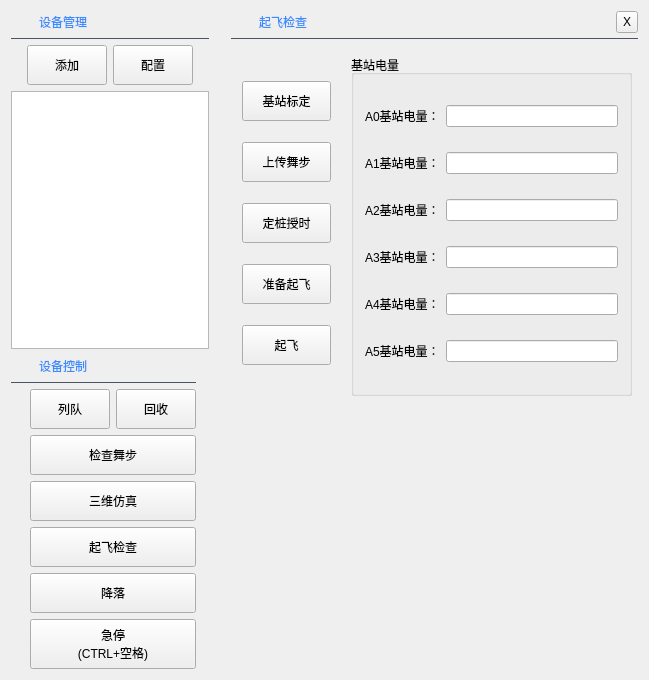
Old version of the form UAVManage/devicemanage.ui in the repository gessd/UAVManage.
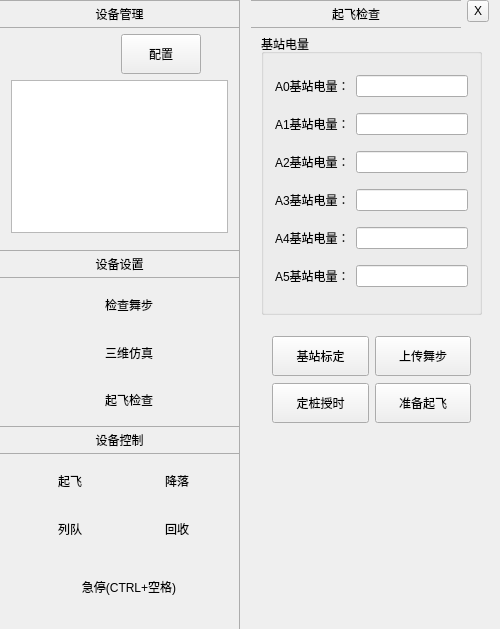
New version of the form. Icons and pictures are not drawn.

The edit to the form file:
```diff
--- a/UAVManage/devicemanage.ui
+++ b/UAVManage/devicemanage.ui
@@ -6,15 +6,30 @@
    <rect>
     <x>0</x>
     <y>0</y>
-    <width>649</width>
-    <height>680</height>
+    <width>500</width>
+    <height>629</height>
    </rect>
   </property>
+  <property name="maximumSize">
+   <size>
+    <width>500</width>
+    <height>16777215</height>
+   </size>
+  </property>
   <property name="windowTitle">
    <string>DeviceManage</string>
   </property>
   <property name="styleSheet">
-   <string notr="true"/>
+   <string notr="true">#labelManager,#labelControl,#labelDevceSet,#labelCheckTitle{
+border-top:1px solid #ACACAC;
+border-bottom:1px solid #ACACAC;
+}
+#widgetBackgroundMain{
+border-right:1px solid #ACACAC;
+}
+.QWidget{
+border-radius:0px;
+}</string>
   </property>
   <layout class="QGridLayout" name="gridLayout">
    <property name="leftMargin">
@@ -35,6 +50,12 @@
    <item row="0" column="1">
     <widget class="QWidget" name="widgetPreflightCheck" native="true">
      <layout class="QVBoxLayout" name="verticalLayout">
+      <property name="topMargin">
+       <number>0</number>
+      </property>
+      <property name="bottomMargin">
+       <number>0</number>
+      </property>
       <item>
        <widget class="QWidget" name="widgetCheckTitle" native="true">
         <property name="maximumSize">
@@ -44,7 +65,7 @@
          </size>
         </property>
         <property name="styleSheet">
-         <string notr="true">.QWidget{background:transparent;border-bottom:1px solid rgb(75,85,97);}</string>
+         <string notr="true"/>
         </property>
         <layout class="QHBoxLayout" name="horizontalLayout_4">
          <property name="leftMargin">
@@ -60,44 +81,28 @@
           <number>6</number>
          </property>
          <item>
-          <widget class="QLabel" name="label_5">
+          <widget class="QLabel" name="labelCheckTitle">
            <property name="minimumSize">
             <size>
-             <width>22</width>
-             <height>22</height>
+             <width>0</width>
+             <height>28</height>
             </size>
            </property>
-           <property name="maximumSize">
-            <size>
-             <width>22</width>
-             <height>22</height>
-            </size>
-           </property>
-           <property name="text">
-            <string/>
-           </property>
-           <property name="pixmap">
-            <pixmap resource="uavmanage.qrc">:/res/images/device.png</pixmap>
-           </property>
-           <property name="scaledContents">
-            <bool>true</bool>
-           </property>
-          </widget>
-         </item>
-         <item>
-          <widget class="QLabel" name="label_6">
            <property name="maximumSize">
             <size>
              <width>16777215</width>
-             <height>22</height>
+             <height>28</height>
             </size>
            </property>
            <property name="styleSheet">
-            <string notr="true">color: rgb(59, 140, 255);</string>
+            <string notr="true"/>
            </property>
            <property name="text">
             <string>起飞检查</string>
            </property>
+           <property name="alignment">
+            <set>Qt::AlignCenter</set>
+           </property>
           </widget>
          </item>
          <item>
@@ -127,10 +132,10 @@
         <widget class="QGroupBox" name="groupBox">
          <property name="geometry">
           <rect>
-           <x>120</x>
-           <y>10</y>
-           <width>281</width>
-           <height>341</height>
+           <x>10</x>
+           <y>0</y>
+           <width>221</width>
+           <height>281</height>
           </rect>
          </property>
          <property name="title">
@@ -226,14 +231,14 @@
         <widget class="QWidget" name="layoutWidget">
          <property name="geometry">
           <rect>
-           <x>0</x>
-           <y>10</y>
-           <width>111</width>
-           <height>341</height>
+           <x>10</x>
+           <y>290</y>
+           <width>221</width>
+           <height>111</height>
           </rect>
          </property>
-         <layout class="QVBoxLayout" name="verticalLayout_2">
-          <item>
+         <layout class="QGridLayout" name="gridLayout_5">
+          <item row="0" column="0">
            <widget class="QToolButton" name="btnBaseStation">
             <property name="minimumSize">
              <size>
@@ -265,39 +270,7 @@
             </property>
            </widget>
           </item>
-          <item>
-           <widget class="QToolButton" name="btnWaypointUpload">
-            <property name="minimumSize">
-             <size>
-              <width>80</width>
-              <height>40</height>
-             </size>
-            </property>
-            <property name="maximumSize">
-             <size>
-              <width>120</width>
-              <height>16777215</height>
-             </size>
-            </property>
-            <property name="text">
-             <string>上传舞步</string>
-            </property>
-            <property name="icon">
-             <iconset resource="uavmanage.qrc">
-              <normaloff>:/res/images/upload.png</normaloff>:/res/images/upload.png</iconset>
-            </property>
-            <property name="iconSize">
-             <size>
-              <width>22</width>
-              <height>22</height>
-             </size>
-            </property>
-            <property name="toolButtonStyle">
-             <enum>Qt::ToolButtonTextBesideIcon</enum>
-            </property>
-           </widget>
-          </item>
-          <item>
+          <item row="2" column="0">
            <widget class="QToolButton" name="toolButton">
             <property name="minimumSize">
              <size>
@@ -329,7 +302,39 @@
             </property>
            </widget>
           </item>
-          <item>
+          <item row="0" column="1">
+           <widget class="QToolButton" name="btnWaypointUpload">
+            <property name="minimumSize">
+             <size>
+              <width>80</width>
+              <height>40</height>
+             </size>
+            </property>
+            <property name="maximumSize">
+             <size>
+              <width>120</width>
+              <height>16777215</height>
+             </size>
+            </property>
+            <property name="text">
+             <string>上传舞步</string>
+            </property>
+            <property name="icon">
+             <iconset resource="uavmanage.qrc">
+              <normaloff>:/res/images/upload.png</normaloff>:/res/images/upload.png</iconset>
+            </property>
+            <property name="iconSize">
+             <size>
+              <width>22</width>
+              <height>22</height>
+             </size>
+            </property>
+            <property name="toolButtonStyle">
+             <enum>Qt::ToolButtonTextBesideIcon</enum>
+            </property>
+           </widget>
+          </item>
+          <item row="2" column="1">
            <widget class="QToolButton" name="btnDevicePrepare">
             <property name="minimumSize">
              <size>
@@ -361,38 +366,6 @@
             </property>
            </widget>
           </item>
-          <item>
-           <widget class="QToolButton" name="btnFlyTakeoff">
-            <property name="minimumSize">
-             <size>
-              <width>80</width>
-              <height>40</height>
-             </size>
-            </property>
-            <property name="maximumSize">
-             <size>
-              <width>120</width>
-              <height>16777215</height>
-             </size>
-            </property>
-            <property name="text">
-             <string>起飞</string>
-            </property>
-            <property name="icon">
-             <iconset resource="uavmanage.qrc">
-              <normaloff>:/res/images/flytakeoff.png</normaloff>:/res/images/flytakeoff.png</iconset>
-            </property>
-            <property name="iconSize">
-             <size>
-              <width>22</width>
-              <height>22</height>
-             </size>
-            </property>
-            <property name="toolButtonStyle">
-             <enum>Qt::ToolButtonTextBesideIcon</enum>
-            </property>
-           </widget>
-          </item>
          </layout>
         </widget>
        </widget>
@@ -404,39 +377,20 @@
     <widget class="QWidget" name="widgetBackgroundMain" native="true">
      <property name="minimumSize">
       <size>
-       <width>220</width>
+       <width>240</width>
        <height>0</height>
       </size>
      </property>
      <property name="maximumSize">
       <size>
-       <width>220</width>
+       <width>240</width>
        <height>16777215</height>
       </size>
      </property>
-     <layout class="QGridLayout" name="gridLayout_3">
-      <item row="2" column="0">
-       <widget class="QListWidget" name="listWidget">
         <property name="styleSheet">
          <string notr="true"/>
         </property>
-        <property name="spacing">
-         <number>2</number>
-        </property>
-       </widget>
-      </item>
-      <item row="0" column="0">
-       <widget class="QWidget" name="widgetDeviceTitle" native="true">
-        <property name="maximumSize">
-         <size>
-          <width>16777215</width>
-          <height>28</height>
-         </size>
-        </property>
-        <property name="styleSheet">
-         <string notr="true">.QWidget{background:transparent;border-bottom:1px solid rgb(75,85,97);}</string>
-        </property>
-        <layout class="QHBoxLayout" name="horizontalLayout_2">
+     <layout class="QVBoxLayout" name="verticalLayout_4">
          <property name="leftMargin">
           <number>0</number>
          </property>
@@ -444,50 +398,43 @@
           <number>0</number>
          </property>
          <property name="rightMargin">
-          <number>0</number>
+       <number>1</number>
          </property>
          <property name="bottomMargin">
-          <number>6</number>
+       <number>0</number>
          </property>
          <item>
-          <widget class="QLabel" name="label">
+       <widget class="QLabel" name="labelManager">
            <property name="minimumSize">
             <size>
-             <width>22</width>
-             <height>22</height>
+          <width>0</width>
+          <height>28</height>
             </size>
            </property>
            <property name="maximumSize">
             <size>
-             <width>22</width>
-             <height>22</height>
-            </size>
-           </property>
-           <property name="text">
-            <string/>
-           </property>
-           <property name="pixmap">
-            <pixmap resource="uavmanage.qrc">:/res/images/device.png</pixmap>
-           </property>
-           <property name="scaledContents">
-            <bool>true</bool>
-           </property>
-          </widget>
-         </item>
-         <item>
-          <widget class="QLabel" name="label_2">
+          <width>16777215</width>
+          <height>28</height>
+         </size>
+        </property>
            <property name="styleSheet">
-            <string notr="true">color: rgb(59, 140, 255);</string>
+         <string notr="true"/>
            </property>
            <property name="text">
             <string>设备管理</string>
            </property>
-          </widget>
-         </item>
-        </layout>
-       </widget>
-      </item>
-      <item row="1" column="0">
+        <property name="alignment">
+         <set>Qt::AlignCenter</set>
+        </property>
+       </widget>
+      </item>
+      <item>
+       <widget class="QWidget" name="widgetList" native="true">
+        <layout class="QVBoxLayout" name="verticalLayout_3">
+         <property name="topMargin">
+          <number>0</number>
+         </property>
+         <item>
        <layout class="QHBoxLayout" name="horizontalLayout">
         <item>
          <spacer name="horizontalSpacer_3">
@@ -506,25 +453,16 @@
          <widget class="QToolButton" name="btnAddDevice">
           <property name="minimumSize">
            <size>
-            <width>80</width>
-            <height>40</height>
-           </size>
-          </property>
+               <width>77</width>
+               <height>35</height>
+              </size>
+             </property>
+             <property name="styleSheet">
+              <string notr="true">border-image:url(&quot;res/images/add.png&quot;);
+border-radius:0px;</string>
+             </property>
           <property name="text">
-           <string>添加</string>
-          </property>
-          <property name="icon">
-           <iconset resource="uavmanage.qrc">
-            <normaloff>:/res/images/add.png</normaloff>:/res/images/add.png</iconset>
-          </property>
-          <property name="iconSize">
-           <size>
-            <width>22</width>
-            <height>22</height>
-           </size>
-          </property>
-          <property name="toolButtonStyle">
-           <enum>Qt::ToolButtonTextBesideIcon</enum>
+              <string/>
           </property>
          </widget>
         </item>
@@ -556,39 +494,28 @@
         </item>
        </layout>
       </item>
-      <item row="3" column="0">
-       <widget class="QWidget" name="widgetCommand" native="true">
-        <property name="maximumSize">
-         <size>
-          <width>16777215</width>
-          <height>400</height>
-         </size>
-        </property>
-        <layout class="QGridLayout" name="gridLayout_2">
-         <property name="leftMargin">
-          <number>0</number>
-         </property>
-         <property name="topMargin">
-          <number>0</number>
-         </property>
-         <property name="rightMargin">
-          <number>0</number>
-         </property>
-         <property name="bottomMargin">
-          <number>0</number>
-         </property>
-         <item row="0" column="0" colspan="2">
+         <item>
+          <widget class="QListWidget" name="listWidget">
+           <property name="styleSheet">
+            <string notr="true"/>
+           </property>
+           <property name="spacing">
+            <number>2</number>
+           </property>
+          </widget>
+         </item>
+        </layout>
+       </widget>
+      </item>
+      <item>
           <widget class="QWidget" name="widget" native="true">
            <property name="maximumSize">
             <size>
              <width>16777215</width>
-             <height>28</height>
-            </size>
-           </property>
-           <property name="styleSheet">
-            <string notr="true">.QWidget{background:transparent;border-bottom:1px solid rgb(75,85,97);}</string>
-           </property>
-           <layout class="QHBoxLayout" name="horizontalLayout_3">
+          <height>380</height>
+         </size>
+        </property>
+        <layout class="QVBoxLayout" name="verticalLayout_2">
             <property name="leftMargin">
              <number>0</number>
             </property>
@@ -599,290 +526,271 @@
              <number>0</number>
             </property>
             <property name="bottomMargin">
-             <number>6</number>
+          <number>0</number>
             </property>
             <item>
-             <widget class="QLabel" name="label_3">
+          <widget class="QLabel" name="labelDevceSet">
               <property name="minimumSize">
                <size>
-                <width>22</width>
-                <height>22</height>
+             <width>0</width>
+             <height>28</height>
                </size>
               </property>
               <property name="maximumSize">
                <size>
-                <width>22</width>
-                <height>22</height>
-               </size>
-              </property>
+             <width>16777215</width>
+             <height>28</height>
+            </size>
+           </property>
+           <property name="styleSheet">
+            <string notr="true"/>
+           </property>
               <property name="text">
-               <string/>
-              </property>
-              <property name="pixmap">
-               <pixmap resource="uavmanage.qrc">:/res/images/device.png</pixmap>
-              </property>
-              <property name="scaledContents">
-               <bool>true</bool>
-              </property>
+            <string>设备设置</string>
+           </property>
+           <property name="alignment">
+            <set>Qt::AlignCenter</set>
+           </property>
+          </widget>
+         </item>
+         <item>
+          <widget class="QWidget" name="widgetDeviceSet" native="true">
+           <layout class="QGridLayout" name="gridLayout_2">
+            <property name="topMargin">
+             <number>0</number>
+            </property>
+            <property name="bottomMargin">
+             <number>0</number>
+            </property>
+            <item row="0" column="0">
+             <widget class="QToolButton" name="btnWaypointCheck">
+              <property name="minimumSize">
+               <size>
+                <width>210</width>
+                <height>42</height>
+               </size>
+              </property>
+              <property name="maximumSize">
+               <size>
+                <width>210</width>
+                <height>42</height>
+               </size>
+              </property>
+              <property name="styleSheet">
+               <string notr="true">border-image:url(&quot;res/images/checkout.png&quot;);
+border-radius:0px;
+padding-left:20px;</string>
+              </property>
+              <property name="text">
+               <string>检查舞步</string>
+              </property>
              </widget>
             </item>
+            <item row="1" column="0">
+             <widget class="QToolButton" name="btn3DFly">
+              <property name="minimumSize">
+               <size>
+                <width>210</width>
+                <height>42</height>
+               </size>
+              </property>
+              <property name="maximumSize">
+               <size>
+                <width>210</width>
+                <height>42</height>
+               </size>
+              </property>
+              <property name="styleSheet">
+               <string notr="true">border-image:url(&quot;res/images/stereoscopic.png&quot;);
+border-radius:0px;
+padding-left:20px;</string>
+              </property>
+              <property name="text">
+               <string>三维仿真</string>
+              </property>
+             </widget>
+            </item>
+            <item row="2" column="0">
+             <widget class="QToolButton" name="btnCheckAction">
+              <property name="minimumSize">
+               <size>
+                <width>210</width>
+                <height>40</height>
+               </size>
+              </property>
+              <property name="maximumSize">
+               <size>
+                <width>210</width>
+                <height>42</height>
+               </size>
+              </property>
+              <property name="styleSheet">
+               <string notr="true">border-image:url(&quot;res/images/inspection.png&quot;);
+border-radius:0px;
+padding-left:20px;</string>
+              </property>
+              <property name="text">
+               <string>起飞检查</string>
+              </property>
+             </widget>
+            </item>
+           </layout>
+          </widget>
+         </item>
             <item>
-             <widget class="QLabel" name="label_4">
+          <widget class="QLabel" name="labelControl">
+           <property name="minimumSize">
+            <size>
+             <width>0</width>
+             <height>28</height>
+            </size>
+           </property>
+           <property name="maximumSize">
+            <size>
+             <width>16777215</width>
+             <height>28</height>
+            </size>
+           </property>
               <property name="styleSheet">
-               <string notr="true">color: rgb(59, 140, 255);</string>
+            <string notr="true"/>
               </property>
               <property name="text">
                <string>设备控制</string>
               </property>
-             </widget>
-            </item>
-           </layout>
-          </widget>
-         </item>
-         <item row="1" column="1">
+           <property name="alignment">
+            <set>Qt::AlignCenter</set>
+           </property>
+          </widget>
+         </item>
+         <item>
+          <widget class="QWidget" name="widgetCommand" native="true">
+           <layout class="QGridLayout" name="gridLayout_3">
+            <property name="topMargin">
+             <number>0</number>
+            </property>
+            <item row="1" column="0">
           <layout class="QHBoxLayout" name="horizontalLayout_5">
            <item>
             <widget class="QToolButton" name="btnQueue">
              <property name="minimumSize">
               <size>
-               <width>80</width>
-               <height>40</height>
-              </size>
-             </property>
+                  <width>100</width>
+                  <height>42</height>
+                 </size>
+                </property>
+                <property name="styleSheet">
+                 <string notr="true">border-image:url(&quot;res/images/flyQueue.png&quot;);
+border-radius:0px;
+padding-left:10px;</string>
+                </property>
              <property name="text">
               <string>列队</string>
              </property>
-             <property name="icon">
-              <iconset resource="uavmanage.qrc">
-               <normaloff>:/res/images/flyQueue.png</normaloff>:/res/images/flyQueue.png</iconset>
-             </property>
-             <property name="iconSize">
-              <size>
-               <width>22</width>
-               <height>22</height>
-              </size>
-             </property>
-             <property name="toolButtonStyle">
-              <enum>Qt::ToolButtonTextBesideIcon</enum>
-             </property>
             </widget>
            </item>
            <item>
             <widget class="QToolButton" name="btnRegain">
              <property name="minimumSize">
               <size>
-               <width>80</width>
-               <height>40</height>
-              </size>
-             </property>
+                  <width>100</width>
+                  <height>42</height>
+                 </size>
+                </property>
+                <property name="maximumSize">
+                 <size>
+                  <width>100</width>
+                  <height>42</height>
+                 </size>
+                </property>
+                <property name="styleSheet">
+                 <string notr="true">border-image:url(&quot;res/images/flyRecover.png&quot;);
+border-radius:0px;
+padding-left:10px;</string>
+                </property>
              <property name="text">
               <string>回收</string>
              </property>
-             <property name="icon">
-              <iconset resource="uavmanage.qrc">
-               <normaloff>:/res/images/flyRegain.png</normaloff>:/res/images/flyRegain.png</iconset>
-             </property>
-             <property name="iconSize">
-              <size>
-               <width>22</width>
-               <height>22</height>
-              </size>
-             </property>
-             <property name="toolButtonStyle">
-              <enum>Qt::ToolButtonTextBesideIcon</enum>
-             </property>
             </widget>
            </item>
           </layout>
          </item>
-         <item row="2" column="1">
-          <widget class="QToolButton" name="btnWaypointCheck">
-           <property name="minimumSize">
-            <size>
-             <width>160</width>
-             <height>40</height>
-            </size>
-           </property>
-           <property name="maximumSize">
-            <size>
-             <width>240</width>
-             <height>16777215</height>
-            </size>
-           </property>
-           <property name="text">
-            <string>检查舞步</string>
-           </property>
-           <property name="icon">
-            <iconset resource="uavmanage.qrc">
-             <normaloff>:/res/images/inspect.png</normaloff>:/res/images/inspect.png</iconset>
-           </property>
-           <property name="iconSize">
-            <size>
-             <width>32</width>
-             <height>32</height>
-            </size>
-           </property>
-           <property name="toolButtonStyle">
-            <enum>Qt::ToolButtonTextBesideIcon</enum>
-           </property>
-          </widget>
-         </item>
          <item row="3" column="0">
-          <spacer name="horizontalSpacer">
-           <property name="orientation">
-            <enum>Qt::Horizontal</enum>
-           </property>
-           <property name="sizeHint" stdset="0">
-            <size>
-             <width>8</width>
-             <height>20</height>
-            </size>
-           </property>
-          </spacer>
-         </item>
-         <item row="3" column="1">
-          <widget class="QToolButton" name="btn3DFly">
+             <widget class="QToolButton" name="btnFlyStop">
            <property name="minimumSize">
             <size>
-             <width>160</width>
-             <height>40</height>
+                <width>210</width>
+                <height>62</height>
             </size>
            </property>
            <property name="maximumSize">
             <size>
-             <width>240</width>
-             <height>16777215</height>
-            </size>
-           </property>
+                <width>210</width>
+                <height>62</height>
+               </size>
+              </property>
+              <property name="styleSheet">
+               <string notr="true">border-image:url(&quot;res/images/flystop.png&quot;);
+border-radius:0px;
+padding-left:20px;</string>
+              </property>
            <property name="text">
-            <string>三维仿真</string>
-           </property>
-           <property name="icon">
-            <iconset resource="uavmanage.qrc">
-             <normaloff>:/res/images/stereoscopic.png</normaloff>:/res/images/stereoscopic.png</iconset>
-           </property>
-           <property name="iconSize">
-            <size>
-             <width>32</width>
-             <height>32</height>
-            </size>
-           </property>
-           <property name="toolButtonStyle">
-            <enum>Qt::ToolButtonTextBesideIcon</enum>
-           </property>
-          </widget>
-         </item>
-         <item row="3" column="2">
-          <spacer name="horizontalSpacer_2">
-           <property name="orientation">
-            <enum>Qt::Horizontal</enum>
-           </property>
-           <property name="sizeHint" stdset="0">
-            <size>
-             <width>8</width>
-             <height>20</height>
-            </size>
-           </property>
-          </spacer>
-         </item>
-         <item row="4" column="1">
-          <widget class="QToolButton" name="btnCheckAction">
+               <string>急停(CTRL+空格)</string>
+              </property>
+             </widget>
+            </item>
+            <item row="0" column="0">
+             <layout class="QHBoxLayout" name="horizontalLayout_3">
+              <item>
+               <widget class="QToolButton" name="btnFlyTakeoff">
            <property name="minimumSize">
             <size>
-             <width>160</width>
-             <height>40</height>
+                  <width>100</width>
+                  <height>42</height>
             </size>
            </property>
            <property name="maximumSize">
             <size>
-             <width>240</width>
-             <height>16777215</height>
-            </size>
-           </property>
+                  <width>100</width>
+                  <height>42</height>
+                 </size>
+                </property>
+                <property name="styleSheet">
+                 <string notr="true">border-image:url(&quot;res/images/flytakeoff.png&quot;);
+border-radius:0px;
+padding-left:10px;</string>
+                </property>
            <property name="text">
-            <string>起飞检查</string>
-           </property>
-           <property name="icon">
-            <iconset resource="uavmanage.qrc">
-             <normaloff>:/res/images/prepare.png</normaloff>:/res/images/prepare.png</iconset>
-           </property>
-           <property name="iconSize">
-            <size>
-             <width>32</width>
-             <height>32</height>
-            </size>
-           </property>
-           <property name="toolButtonStyle">
-            <enum>Qt::ToolButtonTextBesideIcon</enum>
-           </property>
-          </widget>
-         </item>
-         <item row="5" column="1">
+                 <string>起飞</string>
+                </property>
+               </widget>
+              </item>
+              <item>
           <widget class="QToolButton" name="btnFlyLand">
            <property name="minimumSize">
             <size>
-             <width>160</width>
-             <height>40</height>
+                  <width>100</width>
+                  <height>42</height>
             </size>
            </property>
            <property name="maximumSize">
             <size>
-             <width>240</width>
-             <height>16777215</height>
-            </size>
-           </property>
+                  <width>100</width>
+                  <height>42</height>
+                 </size>
+                </property>
+                <property name="styleSheet">
+                 <string notr="true">border-image:url(&quot;res/images/flyland.png&quot;);
+border-radius:0px;
+padding-left:10px;</string>
+                </property>
            <property name="text">
             <string>降落</string>
            </property>
-           <property name="icon">
-            <iconset resource="uavmanage.qrc">
-             <normaloff>:/res/images/flyland.png</normaloff>:/res/images/flyland.png</iconset>
-           </property>
-           <property name="iconSize">
-            <size>
-             <width>32</width>
-             <height>32</height>
-            </size>
-           </property>
-           <property name="toolButtonStyle">
-            <enum>Qt::ToolButtonTextBesideIcon</enum>
-           </property>
-           <property name="autoRaise">
-            <bool>false</bool>
-           </property>
-          </widget>
-         </item>
-         <item row="6" column="1">
-          <widget class="QToolButton" name="btnFlyStop">
-           <property name="minimumSize">
-            <size>
-             <width>160</width>
-             <height>50</height>
-            </size>
-           </property>
-           <property name="maximumSize">
-            <size>
-             <width>240</width>
-             <height>16777215</height>
-            </size>
-           </property>
-           <property name="text">
-            <string>急停
-(CTRL+空格)</string>
-           </property>
-           <property name="icon">
-            <iconset resource="uavmanage.qrc">
-             <normaloff>:/res/images/flystop.png</normaloff>:/res/images/flystop.png</iconset>
-           </property>
-           <property name="iconSize">
-            <size>
-             <width>38</width>
-             <height>38</height>
-            </size>
-           </property>
-           <property name="toolButtonStyle">
-            <enum>Qt::ToolButtonTextBesideIcon</enum>
-           </property>
+               </widget>
+              </item>
+             </layout>
+            </item>
+           </layout>
           </widget>
          </item>
         </layout>
```
Lines whose indentation alone changed are shown as unchanged.
